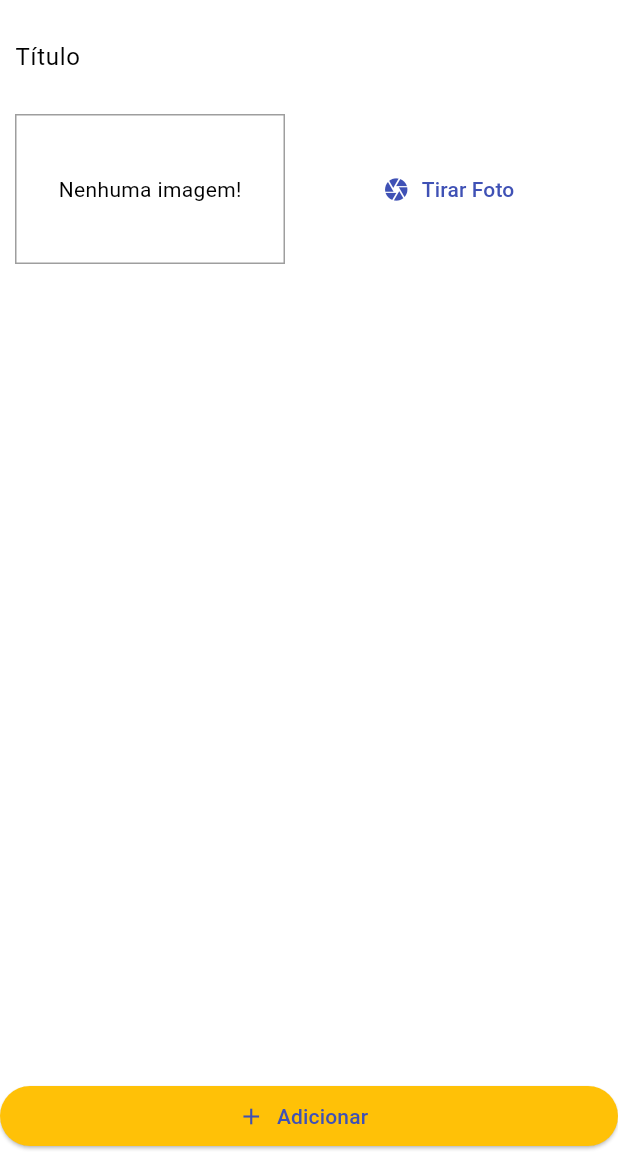
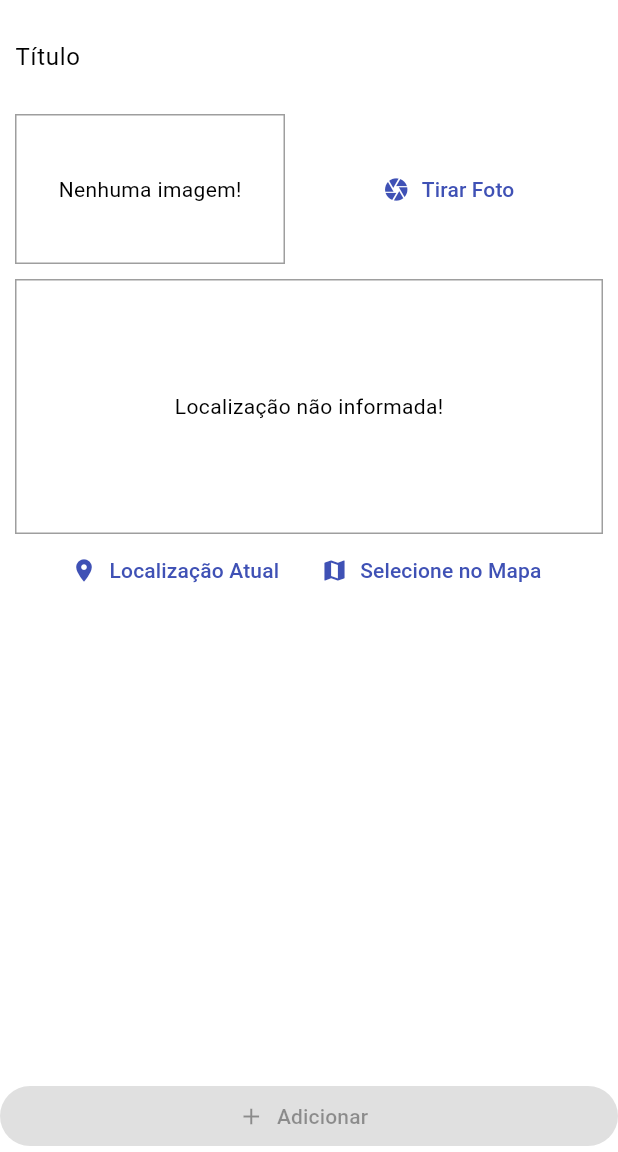
Before and after one commit to VORP2830/GreatPlaces, a Flutter app: the PlaceFormPage screen opened by its route, on a phone screen of 412 x 824 dp, the part 84-1236 px from its top. Run offline on Flutter 3.47's test engine with Material 3 defaults, Android fonts, the phone set to English and light mode, and no system bars; our stand-ins replace google_maps_flutter, image_picker, location, sqflite; accounts and stored records are empty.

Commit message:
Aula X - 356

```diff
--- a/lib/main.dart
+++ b/lib/main.dart
@@ -1,6 +1,7 @@
 import 'package:flutter/material.dart';
+import 'package:great_places/pages/place_detail_page.dart';
 import 'package:great_places/pages/place_form_page.dart';
-import 'package:great_places/pages/places_list_pages.dart';
+import 'package:great_places/pages/places_list_page.dart';
 import 'package:great_places/providers/great_places.dart';
 import 'package:great_places/utils/app_routes.dart';
 import 'package:provider/provider.dart';
@@ -30,6 +31,7 @@ class MyApp extends StatelessWidget {
         home: const PlacesListPage(),
         routes: {
           AppRoutes.PLACE_FORM: (ctx) => const PlaceFormPage(),
+          AppRoutes.PLACE_DETAIL: (ctx) => const PlaceDetailPage(),
         },
       ),
     );
--- a/lib/models/placa.dart
+++ b/lib/models/placa.dart
@@ -1,15 +1,21 @@
 import 'dart:io';
+
+import 'package:google_maps_flutter/google_maps_flutter.dart';
 
 class PlaceLocation {
   final double latitude;
   final double longitude;
   final String? address;
 
-  PlaceLocation({
+  const PlaceLocation({
     required this.latitude,
     required this.longitude,
     this.address,
   });
+
+  LatLng toLatLng() {
+    return LatLng(latitude, longitude);
+  }
 }
 
 class Place {
--- a/lib/pages/place_form_page.dart
+++ b/lib/pages/place_form_page.dart
@@ -1,8 +1,10 @@
 import 'dart:io';
 
 import 'package:flutter/material.dart';
+import 'package:google_maps_flutter/google_maps_flutter.dart';
 import 'package:great_places/providers/great_places.dart';
 import 'package:great_places/widgets/image_input.dart';
+import 'package:great_places/widgets/location_input.dart';
 import 'package:provider/provider.dart';
 
 class PlaceFormPage extends StatefulWidget {
@@ -15,21 +17,35 @@ class PlaceFormPage extends StatefulWidget {
 class _PlaceFormPageState extends State<PlaceFormPage> {
   final _titleController = TextEditingController();
   File? _pickedImage;
+  LatLng? _pickedPosition;
 
   void _selectedImage(File pickedImage) {
-    _pickedImage = pickedImage;
+    setState(() {
+      _pickedImage = pickedImage;
+    });
+  }
+
+  void _selectPosition(LatLng position) {
+    setState(() {
+      _pickedPosition = position;
+    });
+  }
+
+  bool _isValidForm() {
+    return _titleController.text.isNotEmpty &&
+        _pickedImage != null &&
+        _pickedPosition != null;
   }
 
   void _submitForm() {
-    if (_titleController.text.isEmpty || _pickedImage == null) {
-      return;
-    }
+    if (_isValidForm()) return;
     Provider.of<GreatPlaces>(
       context,
       listen: false,
     ).addPlace(
       _titleController.text,
       _pickedImage!,
+      _pickedPosition!,
     );
     Navigator.of(context).pop();
   }
@@ -59,11 +75,18 @@ class _PlaceFormPageState extends State<PlaceFormPage> {
                         decoration: const InputDecoration(
                           labelText: 'Título',
                         ),
+                        onChanged: (text) {
+                          setState(() {});
+                        },
                       ),
                       const SizedBox(
                         height: 10,
                       ),
                       ImageInput(this._selectedImage),
+                      const SizedBox(
+                        height: 10,
+                      ),
+                      LocationInput(this._selectPosition),
                     ],
                   ),
                 ),
@@ -75,7 +98,7 @@ class _PlaceFormPageState extends State<PlaceFormPage> {
               style: ElevatedButton.styleFrom(
                 backgroundColor: Theme.of(context).colorScheme.secondary,
               ),
-              onPressed: _submitForm,
+              onPressed: _isValidForm() ? _submitForm : null,
             ),
           ],
         ),
--- a/lib/utils/app_routes.dart
+++ b/lib/utils/app_routes.dart
@@ -1,3 +1,4 @@
 class AppRoutes {
   static const String PLACE_FORM = '/place-form';
+  static const String PLACE_DETAIL = '/place-detail';
 }
--- /dev/null
+++ b/lib/utils/location_util.dart
@@ -0,0 +1,21 @@
+import 'dart:convert';
+
+import 'package:google_maps_flutter/google_maps_flutter.dart';
+import 'package:http/http.dart' as http;
+
+const GOOGLE_API_KEY = 'AIzaSyDcr28STHLY4cffUg_iE64H0ZOpn5JE4Sk';
+
+class LocationUtil {
+  static String generateLocationPreviewImage({
+    required double latitude,
+    required double longitude,
+  }) {
+    return 'https://maps.googleapis.com/maps/api/staticmap?center=$latitude,$longitude&zoom=16&size=600x300&maptype=roadmap&markers=color:red%7Clabel:A%7C$latitude,$longitude&key=$GOOGLE_API_KEY';
+  }
+
+  static Future<String> getPlaceAddress(LatLng position) async {
+    final url = 'https://maps.googleapis.com/maps/api/geocode/json?latlng=${position.latitude},${position.longitude}&key=$GOOGLE_API_KEY';
+    final response = await http.get(Uri.parse(url));
+    return json.decode(response.body)['results'][0]['formatted_address'];
+  }
+}
--- /dev/null
+++ b/lib/widgets/location_input.dart
@@ -0,0 +1,88 @@
+import 'package:flutter/material.dart';
+import 'package:google_maps_flutter/google_maps_flutter.dart';
+import 'package:great_places/pages/map_page.dart';
+import 'package:great_places/utils/location_util.dart';
+import 'package:location/location.dart';
+
+class LocationInput extends StatefulWidget {
+  final Function onSelectPosition;
+  const LocationInput(this.onSelectPosition, {super.key});
+
+  @override
+  State<LocationInput> createState() => _LocationInputState();
+}
+
+class _LocationInputState extends State<LocationInput> {
+  String? _previewImageUrl;
+
+  void _showPreview(double latitude, double longitude) {
+    final staticMapImageUrl = LocationUtil.generateLocationPreviewImage(
+      latitude: latitude,
+      longitude: longitude,
+    );
+    setState(() {
+      _previewImageUrl = staticMapImageUrl;
+    });
+  }
+
+  Future<void> _getCurrentUserLocation() async {
+    final locaData = await Location().getLocation();
+    _showPreview(locaData.latitude!, locaData.longitude!);
+    widget.onSelectPosition(LatLng(
+      locaData.latitude!,
+      locaData.latitude!,
+    ));
+  }
+
+  Future<void> _selectOnMap() async {
+    final LatLng selectedPosition = await Navigator.of(context).push(
+      MaterialPageRoute(fullscreenDialog: true, builder: (ctx) => MapPage()),
+    );
+    if (selectedPosition == null) {
+      return;
+    }
+    _showPreview(selectedPosition.latitude, selectedPosition.longitude);
+    widget.onSelectPosition(selectedPosition);
+  }
+
+  @override
+  Widget build(BuildContext context) {
+    return Column(
+      children: <Widget>[
+        Container(
+          alignment: Alignment.center,
+          width: double.infinity,
+          height: 170,
+          decoration: BoxDecoration(
+            border: Border.all(
+              width: 1,
+              color: Colors.grey,
+            ),
+          ),
+          child: _previewImageUrl == null
+              ? const Text('Localização não informada!')
+              : Image.network(
+                  _previewImageUrl!,
+                  fit: BoxFit.cover,
+                  width: double.infinity,
+                ),
+        ),
+        Row(
+          mainAxisAlignment: MainAxisAlignment.center,
+          children: <Widget>[
+            TextButton.icon(
+              icon: const Icon(Icons.location_on),
+              label: const Text('Localização Atual'),
+              onPressed: _getCurrentUserLocation,
+            ),
+            TextButton.icon(
+              icon: const Icon(Icons.map),
+              label: const Text('Selecione no Mapa'),
+              onPressed: _selectOnMap,
+            ),
+          ],
+        )
+      ],
+    );
+  }
+}
--- a/pubspec.yaml
+++ b/pubspec.yaml
@@ -40,6 +40,9 @@ dependencies:
   path_provider: ^2.1.3
   path: ^1.9.0
   sqflite: ^2.3.3
+  location: ^6.0.1
+  google_maps_flutter: ^2.6.1
+  http: ^1.2.1
 
 dev_dependencies:
   flutter_test:
```
Also changed, not shown: lib/pages/map_page.dart (added, +70 -0 lines), lib/pages/place_detail_page.dart (added, +65 -0 lines), lib/pages/places_list_page.dart (renamed from lib/pages/places_list_pages.dart, +11 -3 lines), lib/providers/great_places.dart (+18 -4 lines), pubspec.lock, 5 other files.
